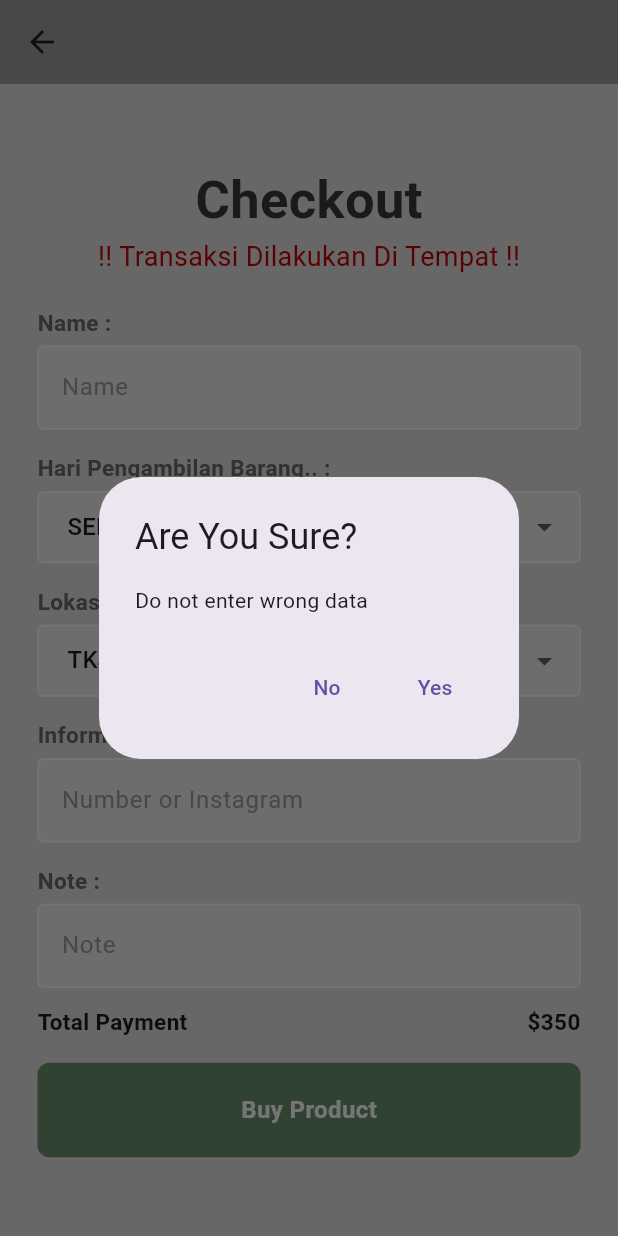
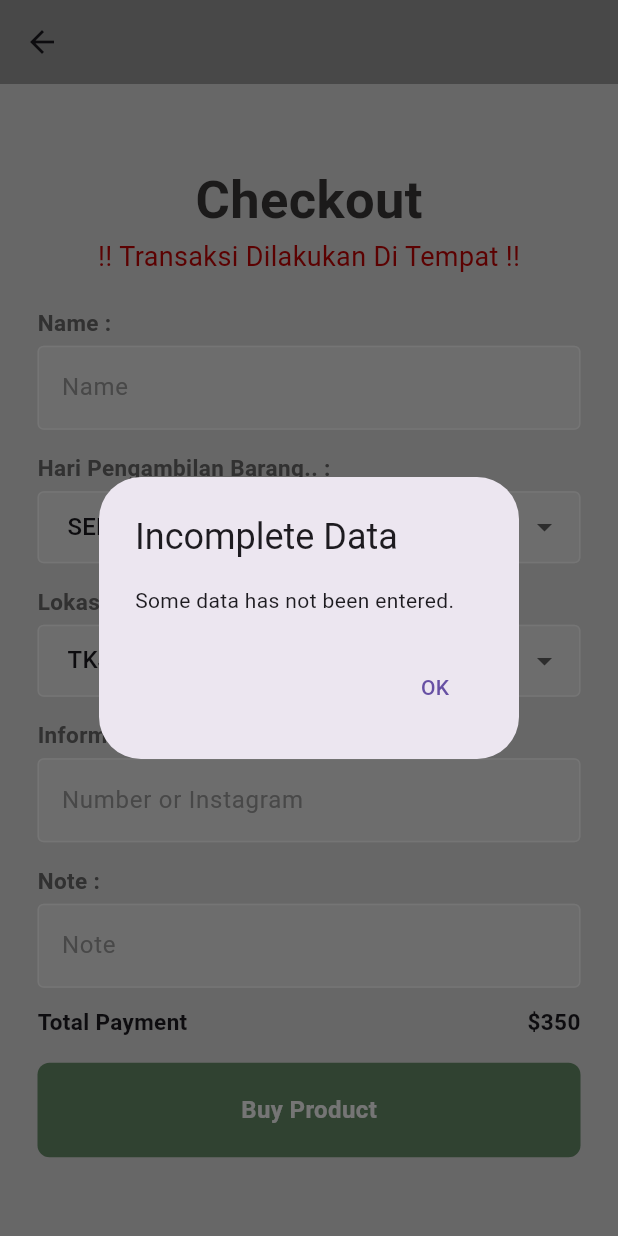
Before and after one commit to raaffiy/ecommerce_flutter, a Flutter app: the CheckOut screen opened directly, after a tap on "Buy Product", on a phone screen of 412 x 824 dp. Run offline on Flutter 3.47's test engine with Material 3 defaults, Android fonts, the phone set to English and light mode, and no system bars; our stand-ins replace firebase_auth, firebase_core, get, google_nav_bar, google_sign_in; accounts and stored records are empty.

Commit message:
update fiture

```diff
--- a/lib/pages/checkout_page.dart
+++ b/lib/pages/checkout_page.dart
@@ -82,8 +82,36 @@ class _CheckOutState extends State<CheckOut> {
   }
 
   void _onTap() {
-    _showConfirmationDialog();
+    // Check if the name and note fields are empty
+    if (_nameController.text.isEmpty || _noteController.text.isEmpty) {
+      _showDataNotEnteredDialog();
+    } else {
+      _showConfirmationDialog();
+    }
   }
+
+  Future<void> _showDataNotEnteredDialog() async {
+    return showDialog<void>(
+      context: context,
+      builder: (BuildContext context) {
+        return AlertDialog(
+          title: const Text('Incomplete Data'),
+          content: const Text('Some data has not been entered.'),
+          actions: <Widget>[
+            TextButton(
+              onPressed: () {
+                Navigator.of(context).pop();
+              },
+              child: const Text('OK'),
+            ),
+          ],
+        );
+      },
+    );
+  }
+
+  final TextEditingController _nameController = TextEditingController();
+  final TextEditingController _noteController = TextEditingController();
 
   @override
   Widget build(BuildContext context) {
@@ -141,6 +169,7 @@ class _CheckOutState extends State<CheckOut> {
                 Padding(
                   padding: const EdgeInsets.symmetric(horizontal: 25.0),
                   child: TextField(
+                    controller: _nameController,
                     decoration: InputDecoration(
                       enabledBorder: const OutlineInputBorder(
                         borderSide: BorderSide(color: Colors.white),
@@ -299,6 +328,7 @@ class _CheckOutState extends State<CheckOut> {
                 Padding(
                   padding: const EdgeInsets.symmetric(horizontal: 25.0),
                   child: TextField(
+                    controller: _noteController,
                     decoration: InputDecoration(
                       enabledBorder: const OutlineInputBorder(
                         borderSide: BorderSide(color: Colors.white),
```
Also changed, not shown: lib/pages/cart_page.dart (+27 -6 lines).
